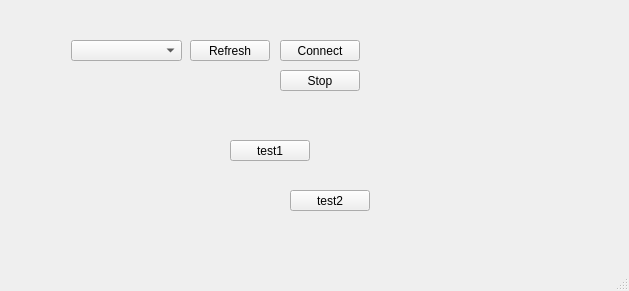
Qt form control_application/mainwindow.ui (purelifexx1/download) before a commit.
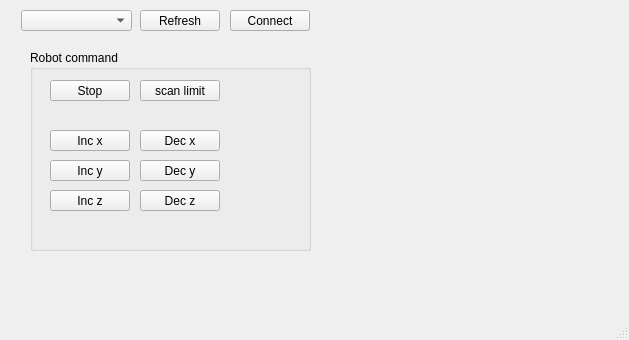
The same form after that commit.

What changed in the file:
```diff
--- a/control_application/mainwindow.ui
+++ b/control_application/mainwindow.ui
@@ -7,7 +7,7 @@
     <x>0</x>
     <y>0</y>
     <width>629</width>
-    <height>291</height>
+    <height>340</height>
    </rect>
   </property>
   <property name="windowTitle">
@@ -17,8 +17,8 @@
    <widget class="QComboBox" name="com_list">
     <property name="geometry">
      <rect>
-      <x>71</x>
-      <y>40</y>
+      <x>21</x>
+      <y>10</y>
       <width>111</width>
       <height>21</height>
      </rect>
@@ -27,8 +27,8 @@
    <widget class="QPushButton" name="bt_connect">
     <property name="geometry">
      <rect>
-      <x>280</x>
-      <y>40</y>
+      <x>230</x>
+      <y>10</y>
       <width>80</width>
       <height>21</height>
      </rect>
@@ -40,8 +40,8 @@
    <widget class="QPushButton" name="bt_refresh">
     <property name="geometry">
      <rect>
-      <x>190</x>
-      <y>40</y>
+      <x>140</x>
+      <y>10</y>
       <width>80</width>
       <height>21</height>
      </rect>
@@ -50,24 +50,23 @@
      <string>Refresh</string>
     </property>
    </widget>
-   <widget class="QPushButton" name="test1">
+   <widget class="QGroupBox" name="groupBox">
     <property name="geometry">
      <rect>
-      <x>230</x>
-      <y>140</y>
-      <width>80</width>
-      <height>21</height>
+      <x>30</x>
+      <y>50</y>
+      <width>281</width>
+      <height>201</height>
      </rect>
     </property>
-    <property name="text">
-     <string>test1</string>
+    <property name="title">
+     <string>Robot command</string>
     </property>
-   </widget>
    <widget class="QPushButton" name="bt_robot_stop">
     <property name="geometry">
      <rect>
-      <x>280</x>
-      <y>70</y>
+       <x>20</x>
+       <y>30</y>
       <width>80</width>
       <height>21</height>
      </rect>
@@ -76,18 +75,97 @@
      <string>Stop</string>
     </property>
    </widget>
-   <widget class="QPushButton" name="test2">
+    <widget class="QPushButton" name="bt_scan_limit">
     <property name="geometry">
      <rect>
-      <x>290</x>
-      <y>190</y>
+       <x>110</x>
+       <y>30</y>
       <width>80</width>
       <height>21</height>
      </rect>
     </property>
     <property name="text">
-     <string>test2</string>
-    </property>
+      <string>scan limit</string>
+     </property>
+    </widget>
+    <widget class="QPushButton" name="test1">
+     <property name="geometry">
+      <rect>
+       <x>20</x>
+       <y>80</y>
+       <width>80</width>
+       <height>21</height>
+      </rect>
+     </property>
+     <property name="text">
+      <string>Inc x</string>
+     </property>
+    </widget>
+    <widget class="QPushButton" name="pushButton">
+     <property name="geometry">
+      <rect>
+       <x>110</x>
+       <y>80</y>
+       <width>80</width>
+       <height>21</height>
+      </rect>
+     </property>
+     <property name="text">
+      <string>Dec x</string>
+     </property>
+    </widget>
+    <widget class="QPushButton" name="pushButton_2">
+     <property name="geometry">
+      <rect>
+       <x>110</x>
+       <y>110</y>
+       <width>80</width>
+       <height>21</height>
+      </rect>
+     </property>
+     <property name="text">
+      <string>Dec y</string>
+     </property>
+    </widget>
+    <widget class="QPushButton" name="test1_2">
+     <property name="geometry">
+      <rect>
+       <x>20</x>
+       <y>110</y>
+       <width>80</width>
+       <height>21</height>
+      </rect>
+     </property>
+     <property name="text">
+      <string>Inc y</string>
+     </property>
+    </widget>
+    <widget class="QPushButton" name="pushButton_3">
+     <property name="geometry">
+      <rect>
+       <x>110</x>
+       <y>140</y>
+       <width>80</width>
+       <height>21</height>
+      </rect>
+     </property>
+     <property name="text">
+      <string>Dec z</string>
+     </property>
+    </widget>
+    <widget class="QPushButton" name="test1_3">
+     <property name="geometry">
+      <rect>
+       <x>20</x>
+       <y>140</y>
+       <width>80</width>
+       <height>21</height>
+      </rect>
+     </property>
+     <property name="text">
+      <string>Inc z</string>
+     </property>
+    </widget>
    </widget>
   </widget>
   <widget class="QMenuBar" name="menubar">
```
Lines whose indentation alone changed are shown as unchanged.
